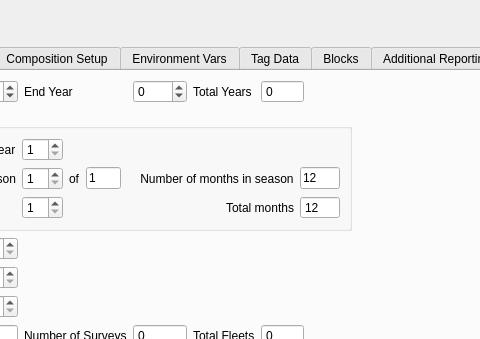
The window that src/data_widget.ui (nmfs-ost/ss3-ssi) describes before a commit, drawn with Qt 5; both pictures show x 172 to 652 and y 0 to 339 of the 890 by 591 pixel window.
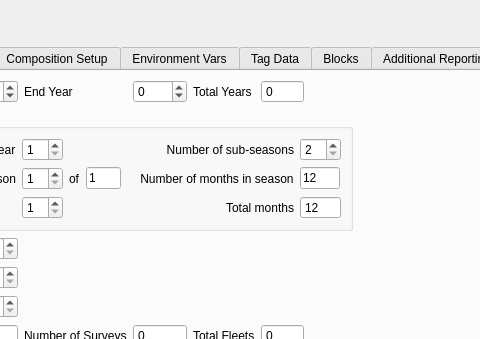
The same window after the commit. The open tabs and pages were chosen to show the change. Icons and pictures are not drawn.

Commit message: Debugging tabs in mainwindow

```diff
--- a/src/data_widget.ui
+++ b/src/data_widget.ui
@@ -312,6 +312,29 @@
               </property>
              </widget>
             </item>
+            <item row="1" column="5">
+             <widget class="QSpinBox" name="spinBox_subseasons">
+              <property name="minimum">
+               <number>2</number>
+              </property>
+              <property name="maximum">
+               <number>10</number>
+              </property>
+              <property name="singleStep">
+               <number>2</number>
+              </property>
+             </widget>
+            </item>
+            <item row="1" column="4">
+             <widget class="QLabel" name="label_subseasons">
+              <property name="text">
+               <string>Number of sub-seasons</string>
+              </property>
+              <property name="alignment">
+               <set>Qt::AlignRight|Qt::AlignTrailing|Qt::AlignVCenter</set>
+              </property>
+             </widget>
+            </item>
            </layout>
           </widget>
          </item>
```
Left out of the diff: 2 changed lines with no effect on the pictures. The commit also changes 6 other files.
